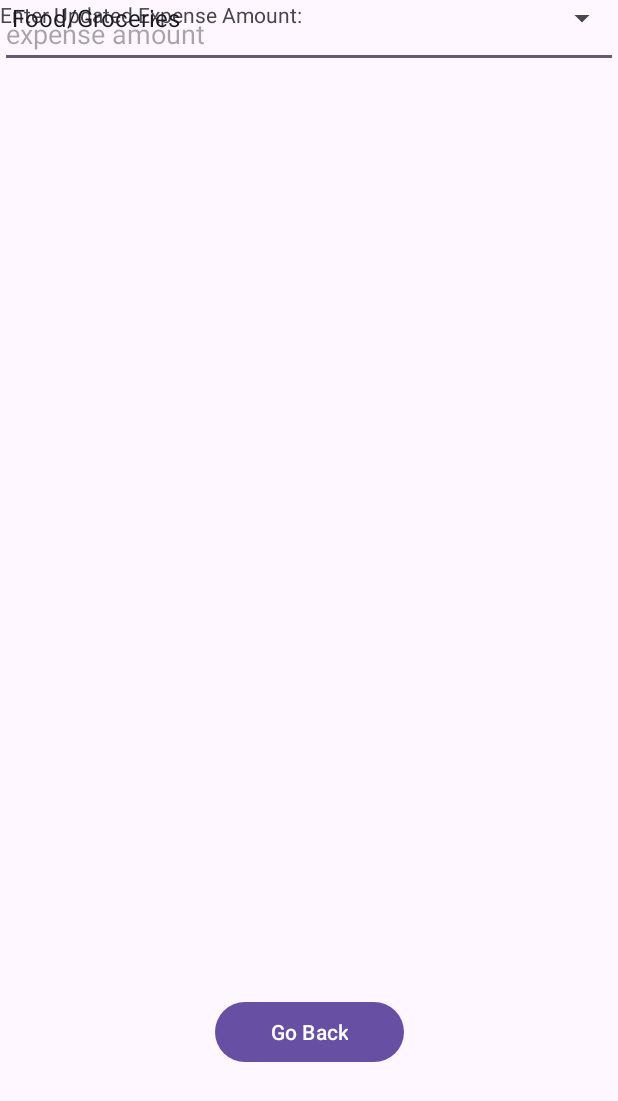
After one commit to picoting/TingLiu-ExpenseTracker, an Android app: the layout fragment_edit_expense.xml on its own in the app's theme, with its tools: preview values and no code run, on a phone screen of 412 x 824 dp. The commit adds this screen. Shown: the top 1101 px of the screen. Run offline under Robolectric (Android 15) with nearby library versions, the phone set to English and light mode, and no system bars.

Commit message:
added layouts for all items and fragments

```diff
--- /dev/null
+++ b/app/src/main/java/com/example/expensetracker/ExpenseListFragment.kt
@@ -0,0 +1,4 @@
+package com.example.expensetracker
+
+class ExpenseListFragment {
+}
--- /dev/null
+++ b/app/src/main/res/layout/fragment_edit_expense.xml
@@ -0,0 +1,60 @@
+<?xml version="1.0" encoding="utf-8"?>
+<androidx.constraintlayout.widget.ConstraintLayout xmlns:android="http://schemas.android.com/apk/res/android"
+    xmlns:app="http://schemas.android.com/apk/res-auto"
+    xmlns:tools="http://schemas.android.com/tools"
+    android:layout_width="match_parent"
+    android:layout_height="match_parent"
+    tools:context=".ExpenseListFragment">
+
+
+    <TextView
+        android:id="@+id/update_expense_text"
+        android:layout_width="match_parent"
+        android:layout_height="wrap_content"
+        app:layout_constraintTop_toTopOf="parent"
+        app:layout_constraintStart_toStartOf="parent"
+        app:layout_constraintEnd_toEndOf="parent"
+        android:text="Enter Updated Expense Amount:"/>
+
+    <EditText
+        android:id="@+id/update_expense"
+        android:layout_width="match_parent"
+        android:layout_height="wrap_content"
+        app:layout_constraintTop_toTopOf="parent"
+        app:layout_constraintStart_toStartOf="parent"
+        app:layout_constraintEnd_toEndOf="parent"
+        android:hint="expense amount"/>
+
+    <Button
+        android:id="@+id/update_date"
+        android:layout_width="wrap_content"
+        android:layout_height="wrap_content"
+        android:layout_gravity="center_horizontal"
+        android:layout_marginTop="664dp"
+        android:text="Update Date"
+        app:layout_constraintEnd_toEndOf="parent"
+        app:layout_constraintStart_toStartOf="parent"
+        app:layout_constraintTop_toTopOf="parent" />
+
+    <Spinner
+        android:id="@+id/spinner_set_category"
+        android:layout_width="0dp"
+        android:layout_height="wrap_content"
+        android:entries="@array/expense_categories"
+        app:layout_constraintTop_toTopOf="parent"
+        app:layout_constraintStart_toStartOf="parent"
+        app:layout_constraintEnd_toEndOf="parent"
+        app:layout_constraintHorizontal_bias="0.5"/>
+
+    <Button
+        android:id="@+id/go_back"
+        android:layout_width="wrap_content"
+        android:layout_height="wrap_content"
+        android:layout_gravity="center_horizontal"
+        android:layout_marginTop="664dp"
+        android:text="Go Back"
+        app:layout_constraintEnd_toEndOf="parent"
+        app:layout_constraintStart_toStartOf="parent"
+        app:layout_constraintTop_toTopOf="parent" />
+
+</androidx.constraintlayout.widget.ConstraintLayout>
--- a/app/src/main/res/values/strings.xml
+++ b/app/src/main/res/values/strings.xml
@@ -1,3 +1,19 @@
 <resources>
     <string name="app_name">ExpenseTracker</string>
+
+
+    <string-array name="sort_categories">
+        <item>Sort By Date (Ascending)</item>
+        <item>Sort By Date (Descending)</item>
+        <item>Filter By Category</item>
+    </string-array>
+
+    <string-array name="expense_categories">
+        <item>Food/Groceries</item>
+        <item>Housing</item>
+        <item>Utilities</item>
+        <item>Transportation</item>
+        <item>Clothing</item>
+        <item>Misc.</item>
+    </string-array>
 </resources>
```
Also changed, not shown: app/src/main/res/layout/fragment_add_expense.xml (added, +49 -0 lines), app/src/main/res/layout/fragment_expense_list.xml (added, +39 -0 lines), app/src/main/res/layout/list_item_expense.xml (added, +38 -0 lines).
